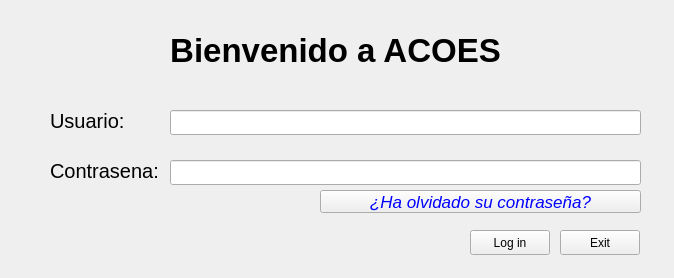
First picture: the form in src/UI/login.ui, repository PurpleFlamingo/purpleACOES, before the edit.
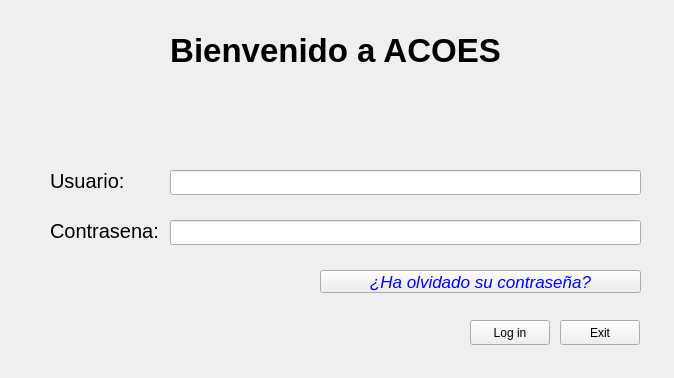
Second picture: the form after the edit.

Commit message: Añadido mensaje y cuadro de dialogo login erroneo

Patch:
```diff
--- a/src/UI/login.ui
+++ b/src/UI/login.ui
@@ -7,19 +7,19 @@
     <x>0</x>
     <y>0</y>
     <width>674</width>
-    <height>278</height>
+    <height>378</height>
    </rect>
   </property>
   <property name="minimumSize">
    <size>
     <width>674</width>
-    <height>278</height>
+    <height>378</height>
    </size>
   </property>
   <property name="maximumSize">
    <size>
     <width>674</width>
-    <height>278</height>
+    <height>378</height>
    </size>
   </property>
   <property name="windowTitle">
@@ -30,7 +30,7 @@
     <property name="geometry">
      <rect>
       <x>560</x>
-      <y>230</y>
+      <y>320</y>
       <width>80</width>
       <height>25</height>
      </rect>
@@ -43,7 +43,7 @@
     <property name="geometry">
      <rect>
       <x>470</x>
-      <y>230</y>
+      <y>320</y>
       <width>80</width>
       <height>25</height>
      </rect>
@@ -79,7 +79,7 @@
     <property name="geometry">
      <rect>
       <x>50</x>
-      <y>100</y>
+      <y>160</y>
       <width>101</width>
       <height>41</height>
      </rect>
@@ -97,7 +97,7 @@
     <property name="geometry">
      <rect>
       <x>50</x>
-      <y>150</y>
+      <y>210</y>
       <width>131</width>
       <height>41</height>
      </rect>
@@ -115,7 +115,7 @@
     <property name="geometry">
      <rect>
       <x>170</x>
-      <y>110</y>
+      <y>170</y>
       <width>471</width>
       <height>25</height>
      </rect>
@@ -125,7 +125,7 @@
     <property name="geometry">
      <rect>
       <x>170</x>
-      <y>160</y>
+      <y>220</y>
       <width>471</width>
       <height>25</height>
      </rect>
@@ -135,7 +135,7 @@
     <property name="geometry">
      <rect>
       <x>320</x>
-      <y>190</y>
+      <y>270</y>
       <width>321</width>
       <height>23</height>
      </rect>
@@ -155,6 +155,32 @@
      <string>¿Ha olvidado su contraseña?</string>
     </property>
    </widget>
+   <widget class="QLabel" name="lWarning">
+    <property name="geometry">
+     <rect>
+      <x>50</x>
+      <y>90</y>
+      <width>591</width>
+      <height>51</height>
+     </rect>
+    </property>
+    <property name="font">
+     <font>
+      <pointsize>16</pointsize>
+      <weight>75</weight>
+      <bold>true</bold>
+     </font>
+    </property>
+    <property name="styleSheet">
+     <string notr="true">color: rgb(255, 0, 0);</string>
+    </property>
+    <property name="text">
+     <string/>
+    </property>
+    <property name="alignment">
+     <set>Qt::AlignCenter</set>
+    </property>
+   </widget>
   </widget>
  </widget>
  <layoutdefault spacing="6" margin="11"/>
```
The commit also changes 1 other file.
